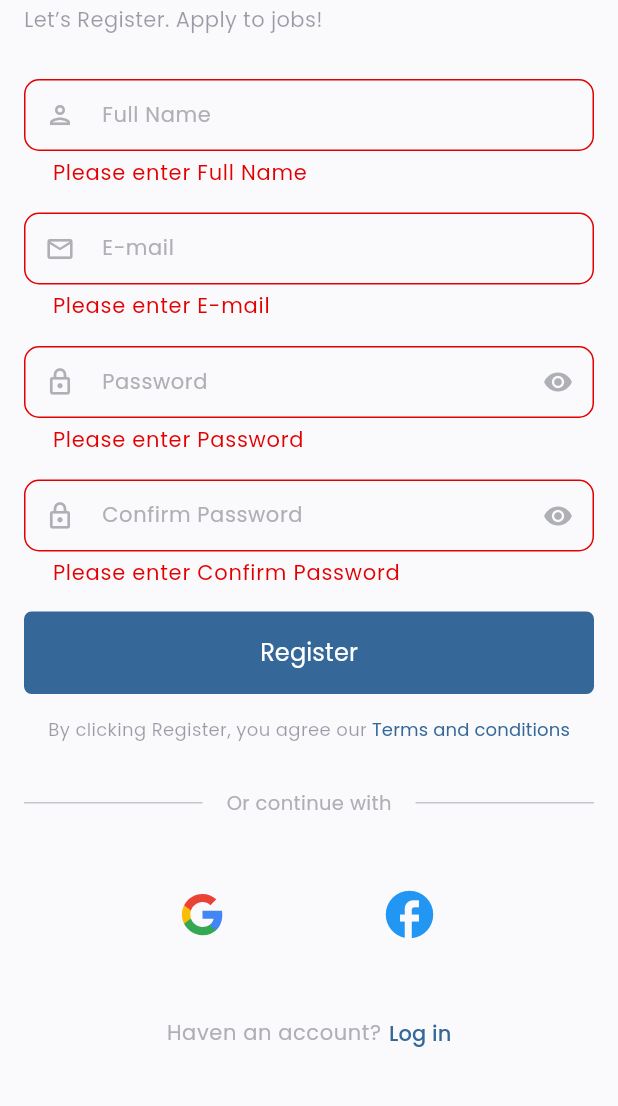
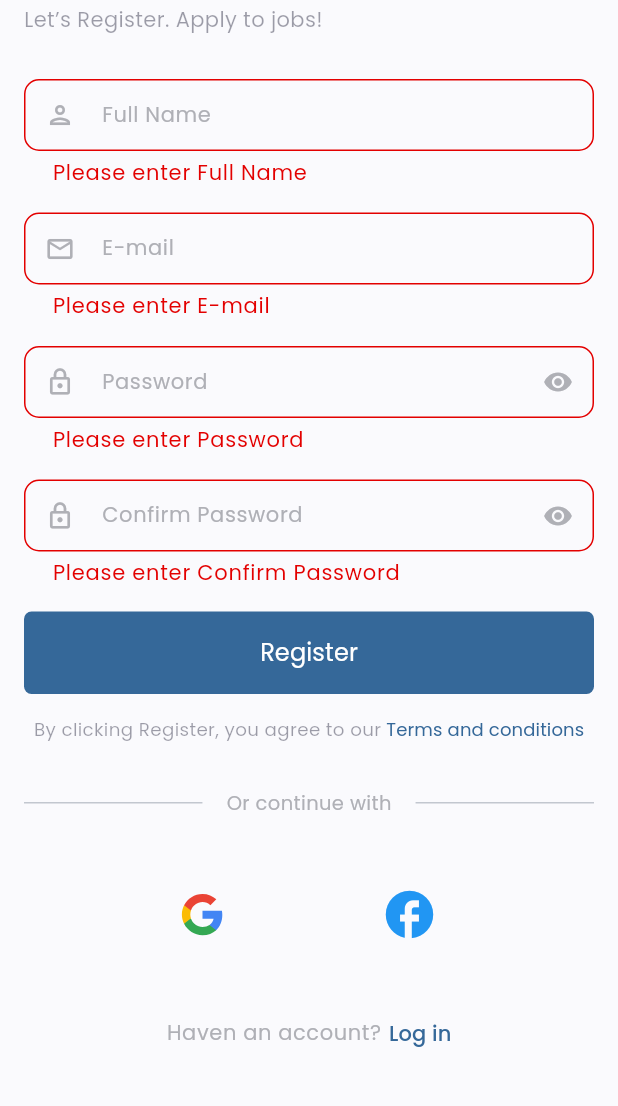
Before and after one commit to mostafa1255/Job_Finder_App, a Flutter app: the screen it shows after launch, after a tap on "Skip", after a tap on "Register", on a phone screen of 412 x 824 dp, the part 128-1234 px from its top. Run offline on Flutter 3.47's test engine with Material 3 defaults, Android fonts, the phone set to English and light mode, and no system bars; our stand-ins replace cached_network_image, cloud_firestore, file_picker, firebase_auth, firebase_core, firebase_storage and 10 more; missing offline and left inert: floating_bottom_bar; accounts and stored records are empty.

Commit message:
fix responsivness in signUp Screen

```diff
--- a/lib/features/auth/view/screens/shared/terms.dart
+++ b/lib/features/auth/view/screens/shared/terms.dart
@@ -1,5 +1,7 @@
 import 'package:flutter/material.dart';
+import 'package:flutter_screenutil/flutter_screenutil.dart';
 import 'package:jop_finder_app/core/constants/strings.dart';
+import 'package:jop_finder_app/features/home/view/pages/home_screen.dart';
 import 'package:jop_finder_app/features/profile/view/widgets/custom_alert.dart.dart';
 
 void showTermsDialog(BuildContext context) {
@@ -24,11 +26,15 @@ class Terms extends StatelessWidget {
     return Row(
       mainAxisAlignment: MainAxisAlignment.center,
       children: [
-        const Text(
-          "By clicking Register, you agree our",
-          style: TextStyle(
-            fontSize: 12,
-            fontWeight: FontWeight.w400,
+        Flexible(
+          child: Text(
+            "By clicking Register, you agree to our",
+            style: TextStyle(
+              fontSize: 12.sp,
+              fontWeight: FontWeight.w400,
+            ),
+            maxLines: 1,
+            overflow: TextOverflow.ellipsis,
           ),
         ),
         TextButton(
@@ -47,7 +53,7 @@ class Terms extends StatelessWidget {
               fontWeight: FontWeight.w400,
             ),
           ),
-        )
+        ),
       ],
     );
   }
--- a/lib/features/splash/view/splash/OnboardingScreen1.dart
+++ b/lib/features/splash/view/splash/OnboardingScreen1.dart
@@ -1,4 +1,5 @@
 import 'package:flutter/material.dart';
+import 'package:flutter_screenutil/flutter_screenutil.dart';
 import 'package:go_router/go_router.dart';
 import 'package:jop_finder_app/core/constants/app_colors.dart';
 import 'package:jop_finder_app/core/utils/app_router.dart';
@@ -64,8 +65,8 @@ class _OnBoardingScreen1State extends State<OnBoardingScreen1> {
                     controller: _controller,
                     children: [
                       _buildFirstPage(screenWidth, screenHeight),
-                      buildSecondPage(),
-                      const ThirdScreen(),
+                      buildSecondPage(context),
+                      const ThirdScreen( ),
                       const FourthScreen(),
                     ],
                   ),
@@ -84,7 +85,7 @@ class _OnBoardingScreen1State extends State<OnBoardingScreen1> {
                     activeDotColor: Color.fromARGB(255, 53, 104, 153),
                   ),
                 ),
-                SizedBox(height: 40),
+                SizedBox(height: 80.h),
                 Padding(
                   padding: EdgeInsets.symmetric(horizontal: screenWidth * 0.04),
                   child: Row(
--- a/lib/features/splash/view/splash/OnboardingScreen2.dart
+++ b/lib/features/splash/view/splash/OnboardingScreen2.dart
@@ -1,6 +1,10 @@
 import 'package:flutter/material.dart';
+import 'package:flutter_screenutil/flutter_screenutil.dart';
+import 'package:jop_finder_app/features/home/view/pages/home_screen.dart';
 
-Widget buildSecondPage() {
+Widget buildSecondPage( BuildContext context) {
+   final screenWidth = MediaQuery.of(context).size.width;
+    final screenHeight = MediaQuery.of(context).size.height;
   return Column(
     mainAxisAlignment: MainAxisAlignment.start,
     crossAxisAlignment: CrossAxisAlignment.center,
@@ -15,8 +19,8 @@ Widget buildSecondPage() {
                 0.8, // Adjust this to control how much of the image is shown
             child: Image.asset(
               'assets/images/Browser stats-amico 1.png',
-              width: 430,
-              height: 430,
+              width: screenWidth * 0.8,
+              height: screenHeight * 0.35,
               fit: BoxFit.cover,
             ),
           ),
--- a/lib/features/splash/view/splash/OnboardingScreen3.dart
+++ b/lib/features/splash/view/splash/OnboardingScreen3.dart
@@ -5,6 +5,8 @@ class ThirdScreen extends StatelessWidget {
   const ThirdScreen({super.key});
   @override
   Widget build(BuildContext context) {
+    final screenWidth = MediaQuery.of(context).size.width;
+    final screenHeight = MediaQuery.of(context).size.height;
     return Column(
       mainAxisAlignment: MainAxisAlignment.start,
       crossAxisAlignment: CrossAxisAlignment.center,
@@ -19,8 +21,8 @@ class ThirdScreen extends StatelessWidget {
                   0.8, // Adjust this to control how much of the image is shown
               child: Image.asset(
                 'assets/images/Resume-amico 1 (2).png',
-                width: 430,
-                height: 430,
+                width: screenWidth * 0.8,
+                height: screenHeight * 0.35,
                 fit: BoxFit.cover,
               ),
             ),
--- a/lib/features/splash/view/splash/OnboardingScreen4.dart
+++ b/lib/features/splash/view/splash/OnboardingScreen4.dart
@@ -5,6 +5,8 @@ class FourthScreen extends StatelessWidget {
 
   @override
   Widget build(BuildContext context) {
+    final screenWidth = MediaQuery.of(context).size.width;
+    final screenHeight = MediaQuery.of(context).size.height;
     return Column(
       mainAxisAlignment: MainAxisAlignment.start,
       crossAxisAlignment: CrossAxisAlignment.center,
@@ -19,8 +21,8 @@ class FourthScreen extends StatelessWidget {
                   0.8, // Adjust this to control how much of the image is shown
               child: Image.asset(
                 'assets/images/Career progress-amico 1 (1).png',
-                width: 430,
-                height: 430,
+                width: screenWidth * 0.8,
+                height: screenHeight * 0.35,
                 fit: BoxFit.cover,
               ),
             ),
```
